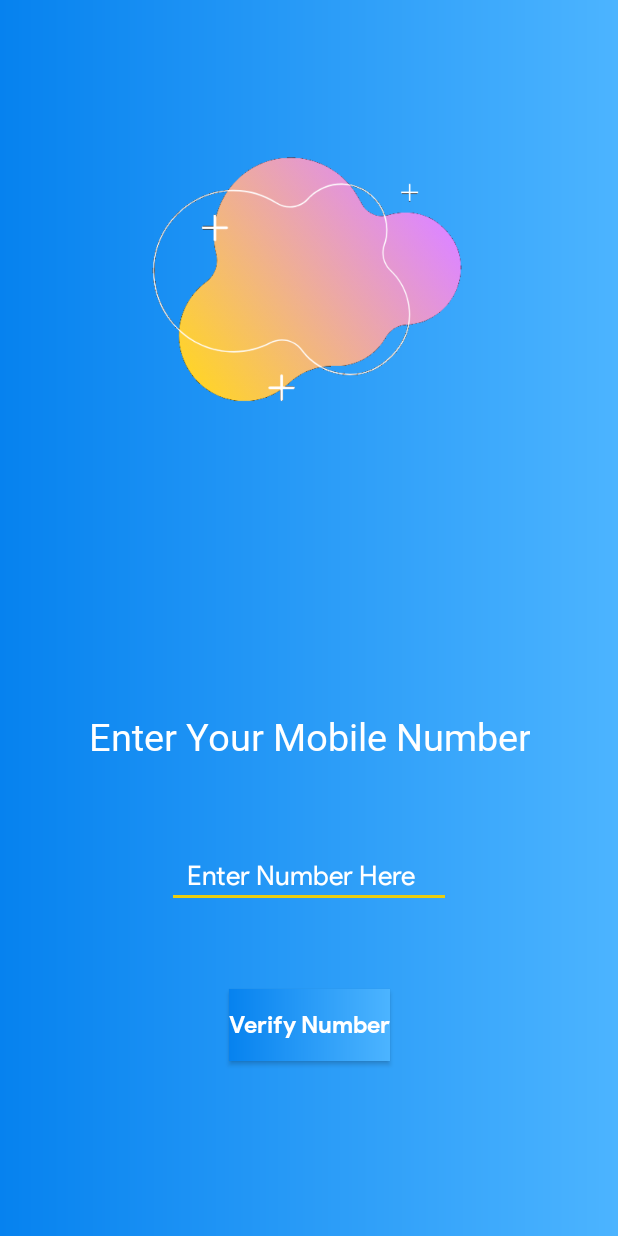
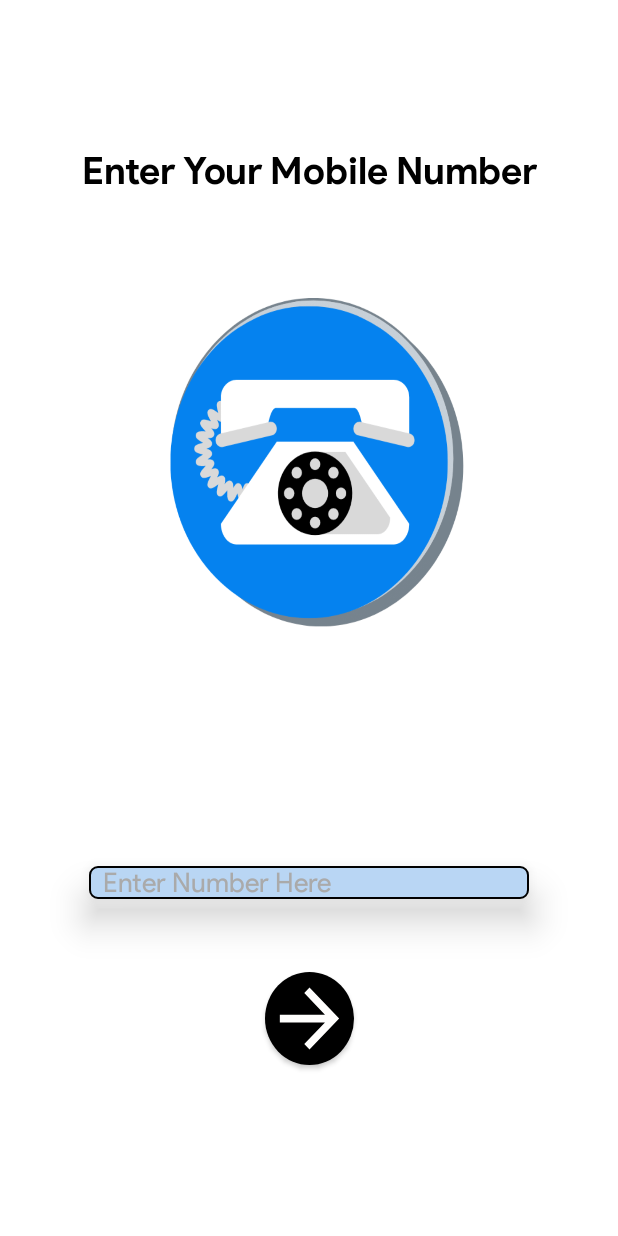
Before and after one commit to the-rebooted-coder/GAIL-Officer-s-Association, an Android app: the MainActivity screen opened directly, with no data from a screen before it, on a phone screen of 412 x 824 dp. Run offline under Robolectric (Android 15) with nearby library versions, the phone set to English and light mode, and no system bars.

Commit message:
Redesigned Main Phone Activity

```diff
--- a/app/src/main/java/com/aaxena/gailofficersassociation/Getter.java
+++ b/app/src/main/java/com/aaxena/gailofficersassociation/Getter.java
@@ -28,7 +28,7 @@ public class Getter extends AppCompatActivity {
         overridePendingTransition(android.R.anim.fade_in, android.R.anim.fade_out);
         setContentView(R.layout.activity_getter);
         donee = findViewById(R.id.animatored3);
-        Button begin = findViewById(R.id.begin);
+        final Button begin = findViewById(R.id.begin);
         final boolean isAnimated=false;
         begin.setOnClickListener(new View.OnClickListener() {
             @Override
@@ -36,6 +36,7 @@ public class Getter extends AppCompatActivity {
                 Vibrator v9 = (Vibrator) getSystemService(Context.VIBRATOR_SERVICE);
                 v9.vibrate(24);
                 if (!isAnimated) {
+                    begin.setVisibility(View.INVISIBLE);
                     donee.playAnimation();
                     new Handler().postDelayed(new Runnable() {
                         @Override
--- a/app/src/main/java/com/aaxena/gailofficersassociation/MainActivity.java
+++ b/app/src/main/java/com/aaxena/gailofficersassociation/MainActivity.java
@@ -23,9 +23,8 @@ public class MainActivity extends AppCompatActivity {
     @Override
     protected void onCreate(Bundle savedInstanceState) {
         super.onCreate(savedInstanceState);
-        getWindow().setFlags(WindowManager.LayoutParams.FLAG_FULLSCREEN, WindowManager.LayoutParams.FLAG_FULLSCREEN);
+        overridePendingTransition(android.R.anim.fade_in, android.R.anim.fade_out);
         setContentView(R.layout.activity_main);
-
         editTextMobile = findViewById(R.id.editTextMobile);
 
         findViewById(R.id.buttonContinue).setOnClickListener(new View.OnClickListener() {
--- a/app/src/main/res/layout/activity_getter.xml
+++ b/app/src/main/res/layout/activity_getter.xml
@@ -31,9 +31,10 @@
 
         app:layout_constraintBottom_toBottomOf="parent"
         app:layout_constraintEnd_toEndOf="parent"
+        app:layout_constraintHorizontal_bias="0.498"
         app:layout_constraintStart_toStartOf="parent"
         app:layout_constraintTop_toTopOf="parent"
-        app:layout_constraintVertical_bias="0.821"
+        app:layout_constraintVertical_bias="0.557"
         app:lottie_autoPlay="false"
         app:lottie_fileName="done.json"
         app:lottie_loop="false" />
--- a/app/src/main/res/layout/activity_main.xml
+++ b/app/src/main/res/layout/activity_main.xml
@@ -5,52 +5,42 @@
     android:id="@+id/relativeLayout2"
     android:layout_width="match_parent"
     android:layout_height="match_parent"
-    android:background="@drawable/color2"
+    android:background="@drawable/activity_main"
     tools:context=".MainActivity">
-
-    <ImageView
-        android:id="@+id/imageView"
-        android:layout_width="257dp"
-        android:layout_height="259dp"
-        android:background="@drawable/waves"
-        android:contentDescription="@string/waves_images"
-        app:layout_constraintBottom_toBottomOf="parent"
-        app:layout_constraintEnd_toEndOf="parent"
-        app:layout_constraintHorizontal_bias="0.49"
-        app:layout_constraintStart_toStartOf="parent"
-        app:layout_constraintTop_toTopOf="parent"
-        app:layout_constraintVertical_bias="0.100000024" />
 
     <TextView
         android:id="@+id/textView"
         android:layout_width="wrap_content"
         android:layout_height="wrap_content"
-        android:fontFamily="@font/light"
+        android:fontFamily="@font/productsansbold"
         android:text="@string/now_enter_your_mobile_number"
         android:textAlignment="center"
         android:textAppearance="@style/Base.TextAppearance.AppCompat.Headline"
-        android:textColor="@color/common_google_signin_btn_text_dark_pressed"
+        android:textColor="@android:color/black"
         android:textSize="25sp"
         app:layout_constraintBottom_toBottomOf="parent"
         app:layout_constraintEnd_toEndOf="parent"
         app:layout_constraintStart_toStartOf="parent"
         app:layout_constraintTop_toTopOf="parent"
-        app:layout_constraintVertical_bias="0.6" />
+        app:layout_constraintVertical_bias="0.124" />
 
     <EditText
         android:id="@+id/editTextMobile"
-        android:layout_width="189dp"
+        android:layout_width="293dp"
         android:layout_height="wrap_content"
         android:autofillHints="@string/phone_number"
+        android:background="@drawable/rounded_edittext"
         android:digits="0123456789"
         android:drawableStart="@drawable/box"
         android:drawablePadding="10dp"
+        android:elevation="15dp"
         android:fontFamily="@font/productsans"
         android:hint="@string/enter_number_here"
         android:inputType="phone"
         android:maxLength="10"
-        android:textColor="@color/common_google_signin_btn_text_dark_pressed"
-        android:textColorHint="@color/common_google_signin_btn_text_dark_pressed"
+        android:textAlignment="textStart"
+        android:textColor="@android:color/background_dark"
+        android:textColorHint="@android:color/darker_gray"
         app:layout_constraintBottom_toBottomOf="parent"
         app:layout_constraintEnd_toEndOf="parent"
         app:layout_constraintStart_toStartOf="parent"
@@ -59,13 +49,14 @@
 
     <Button
         android:id="@+id/buttonContinue"
-        android:layout_width="wrap_content"
-        android:layout_height="wrap_content"
-        android:background="@drawable/color2"
+        android:layout_width="59dp"
+        android:layout_height="62dp"
+        android:background="@drawable/circle"
+        android:elevation="25dp"
         android:fontFamily="@font/productsansbold"
-        android:text="@string/verify_number"
+        android:foreground="@drawable/forward_button"
         android:textAllCaps="false"
-        android:textColor="@color/cardview_light_background"
+        android:textColor="@android:color/black"
         android:textSize="16sp"
         app:layout_constraintBottom_toBottomOf="parent"
         app:layout_constraintEnd_toEndOf="parent"
--- a/app/src/main/res/values/strings.xml
+++ b/app/src/main/res/values/strings.xml
@@ -66,7 +66,6 @@
     <string name="now_enter_your_mobile_number">Enter Your Mobile Number</string>
     <string name="floop">Continue</string>
     <string name="enter_number_here">Enter Number Here</string>
-    <string name="verify_number">Verify Number</string>
     <string name="waves_images">Waves Images</string>
     <string name="enter_the_code_you_just_recieved">Enter the Code You Just Received!</string>
     <string name="complete_sign_in">Complete Sign-In</string>
```
Also changed, not shown: app/src/main/res/drawable/activity_main.png (added).
